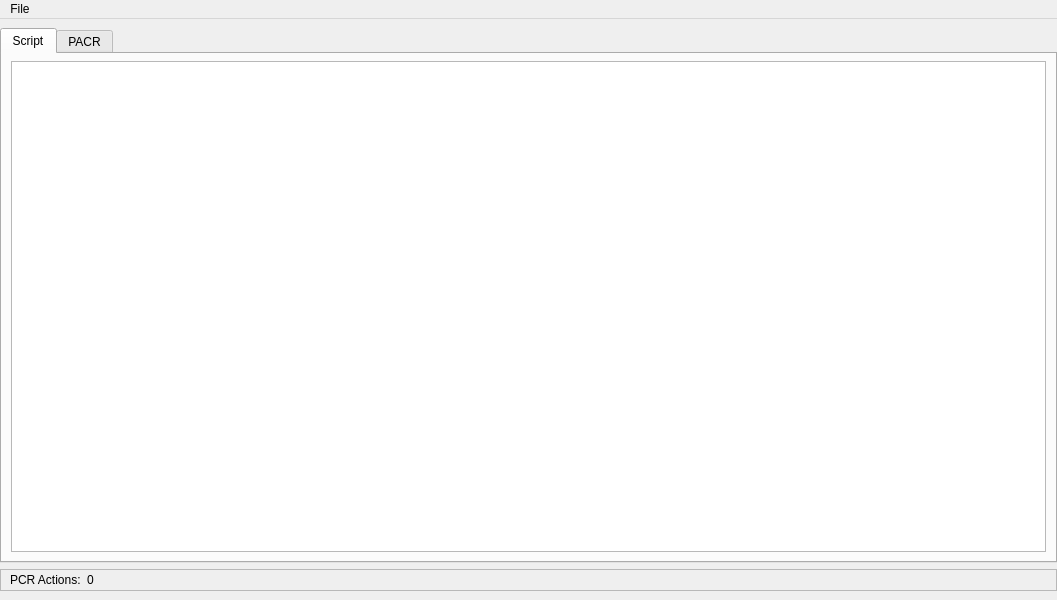
Qt form ui/sView.ui (aseylys/sView) before a commit.
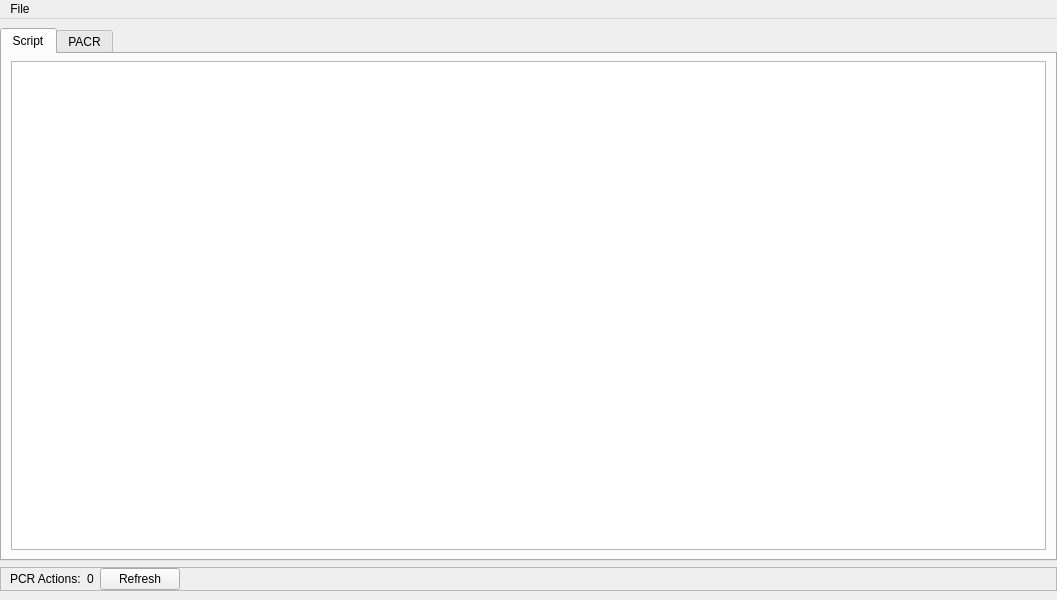
The same form after that commit. Custom widgets are drawn as their Qt base class.

Diff of the .ui file:
```diff
--- a/ui/sView.ui
+++ b/ui/sView.ui
@@ -526,6 +526,13 @@
          </property>
         </widget>
        </item>
+       <item>
+        <widget class="QPushButton" name="refreshBut">
+         <property name="text">
+          <string>Refresh</string>
+         </property>
+        </widget>
+       </item>
        <item>
         <spacer name="horizontalSpacer">
          <property name="orientation">
```
Left out of the diff: 5 changed lines with no effect on the pictures.
